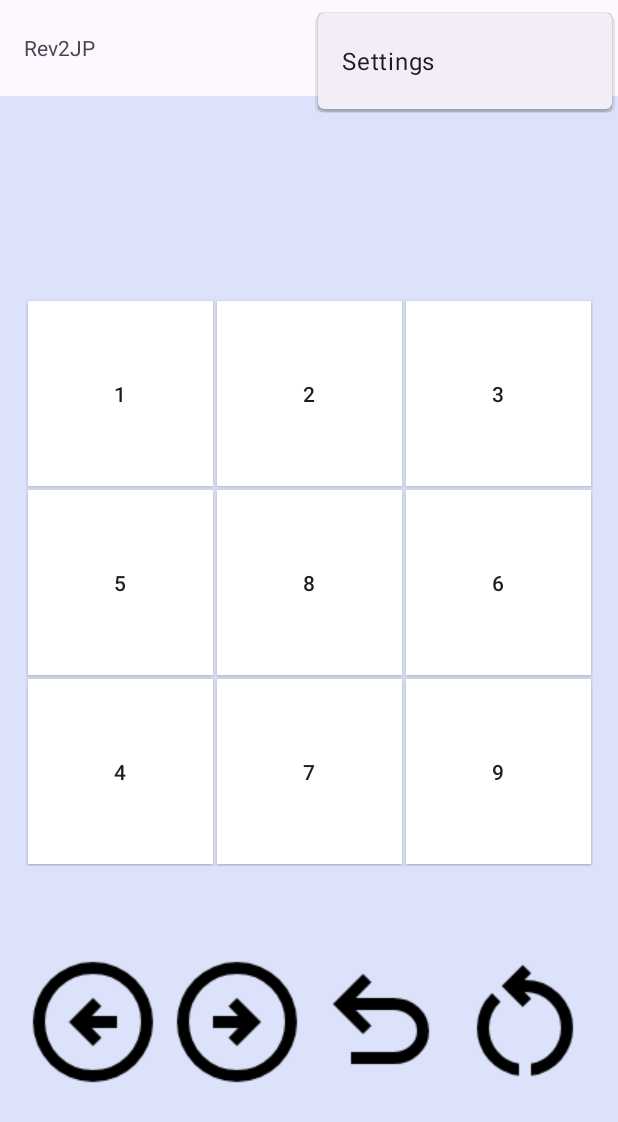
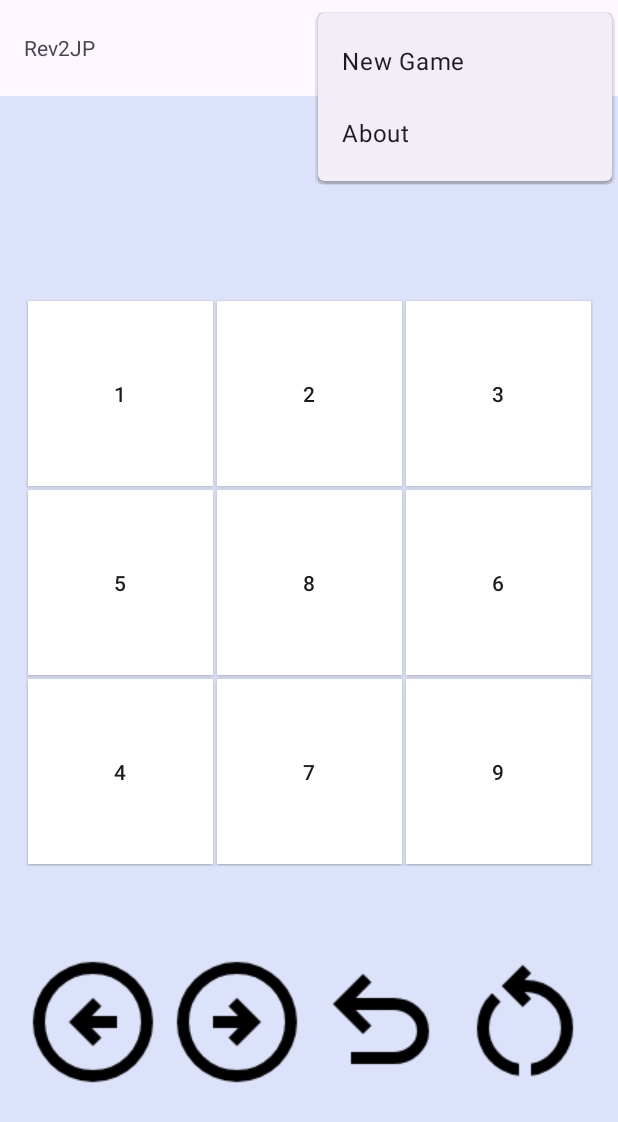
Before and after one commit to JustinPeasley/Revolution, an Android app: the screen it shows after launch (MainActivity), with the options menu open, on a phone screen of 412 x 824 dp. Shown: the top 1122 px of the screen. Run offline under Robolectric (Android 15) with nearby library versions, the phone set to English and light mode, and no system bars; our stand-ins replace navigation-ui.

Commit message:
version 0.3

```diff
--- a/app/src/main/java/edu/commonwealthu/revolution/Revolution.java
+++ b/app/src/main/java/edu/commonwealthu/revolution/Revolution.java
@@ -178,10 +178,9 @@ public class Revolution
     public int moves()
     {return gameStates.size();}
 
-    private boolean validAnchor(int x, int y)
+    public boolean validAnchor(int x, int y)
     {
-        if(x>row-2 || y>col-2) return false;
-        return true;
+        return !(x>row-2 || y>col-2);
     }
 
     @Override
--- a/app/src/main/res/menu/menu_main.xml
+++ b/app/src/main/res/menu/menu_main.xml
@@ -3,8 +3,14 @@
     xmlns:tools="http://schemas.android.com/tools"
     tools:context="edu.commonwealthu.revolution.MainActivity">
     <item
-        android:id="@+id/action_settings"
+        android:id="@+id/menu_newgame"
         android:orderInCategory="100"
-        android:title="@string/action_settings"
+        android:title="@string/newGame"
         app:showAsAction="never" />
+    <item
+        android:id="@+id/action_"
+        android:orderInCategory="200"
+        android:title="@string/About"
+        app:showAsAction="never"/>
+        />
 </menu>
--- a/app/src/main/res/values/strings.xml
+++ b/app/src/main/res/values/strings.xml
@@ -11,4 +11,7 @@
     <string name="rotateLeft"> Rotate Left</string>
     <string name="undoButtonDescription">Undo the last move.</string>
     <string name="restartButtonDescription">Start a new game.</string>
+
+    <string name="newGame">New Game</string>
+    <string name="About">About</string>
 </resources>
```
Also changed, not shown: app/src/main/java/edu/commonwealthu/revolution/MainActivity.java (+55 -2 lines).
